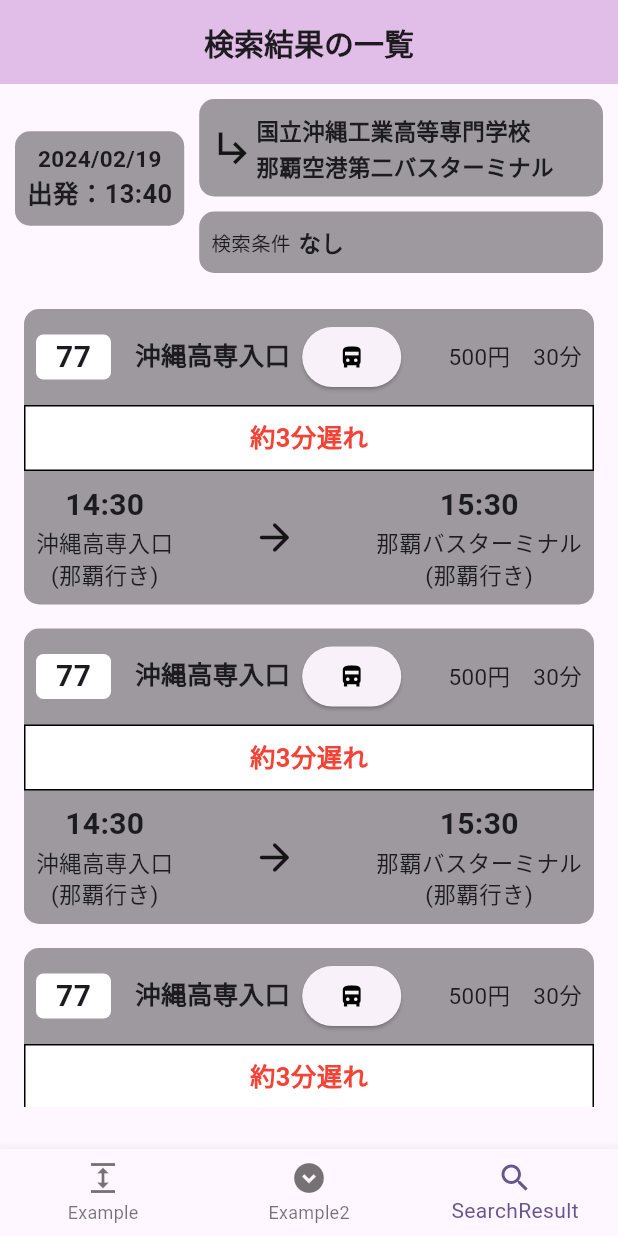
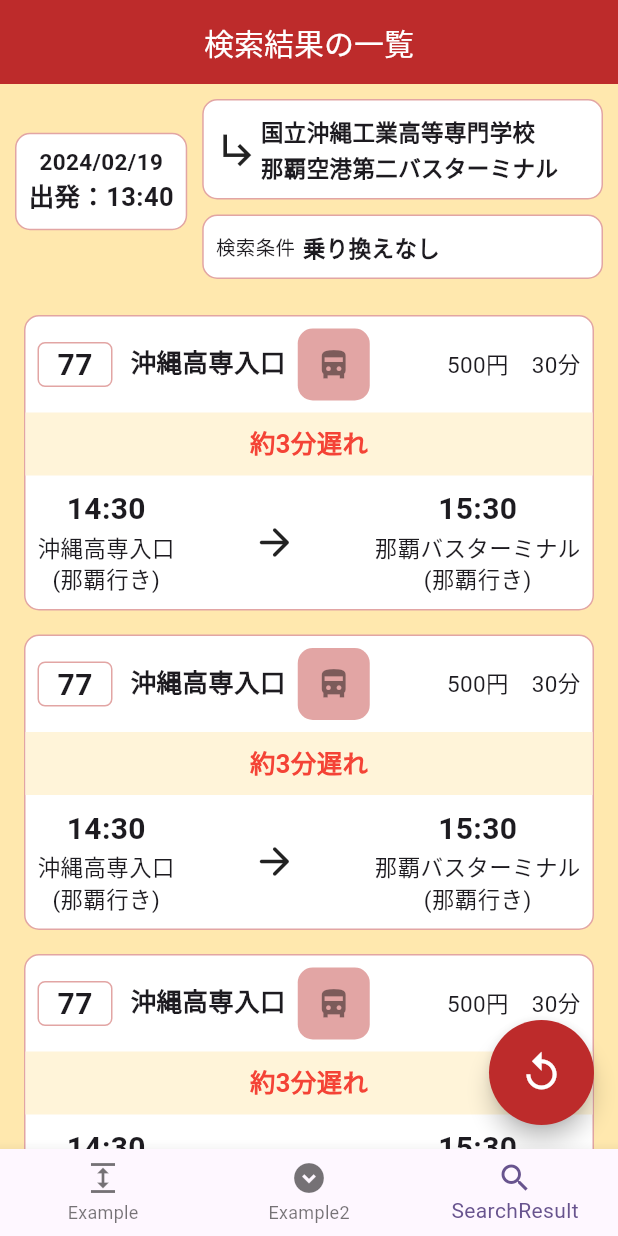
Before and after one commit to Yoshidagumi-group5/bus_app, a Flutter app: the screen it shows after launch, item 3 of the bottom bar chosen, on a phone screen of 412 x 824 dp. Run offline on Flutter 3.47's test engine with Material 3 defaults, Android fonts, the phone set to English and light mode, and no system bars; our stand-ins replace flutter_riverpod.

Commit message:
UIのブラッシュアップ

```diff
--- a/lib/pages/SearchResult.dart
+++ b/lib/pages/SearchResult.dart
@@ -1,5 +1,6 @@
 // import 'dart:html';
 // import 'dart:math';
+
 
 import 'package:flutter/material.dart';
 import 'package:flutter_riverpod/flutter_riverpod.dart';
@@ -12,12 +13,13 @@ class SearchResult extends ConsumerWidget {
   @override
   Widget build(BuildContext context, WidgetRef ref) {
     return Scaffold(
+      backgroundColor: const Color(0xFFFFE8AE),
       appBar: AppBar(
-          backgroundColor: Colors.purple[100],
+        backgroundColor: const Color(0xFFBD2B2B),
         centerTitle: true,
         title: const Text(
           "検索結果の一覧",
-            style: TextStyle(fontSize: 20, fontWeight: FontWeight.bold),
+          style: TextStyle(fontSize: 20, color: Color(0xFFFFFFFF)),
         ),
         // actions: const [
         //   Padding(
@@ -43,9 +45,9 @@ class SearchResult extends ConsumerWidget {
                     children: [
                       Container(
                         decoration: BoxDecoration(
+                            border: Border.all(color: const Color(0xFFE2A5A4)),
                             borderRadius: BorderRadius.circular(10),
-                            color: Colors.black38,
-                          ),
+                            color: Colors.white),
                         child: const Padding(
                           padding: EdgeInsets.all(8.0),
                           child: Row(
@@ -84,8 +86,9 @@ class SearchResult extends ConsumerWidget {
                         child: Container(
                           alignment: Alignment.centerRight,
                           decoration: BoxDecoration(
+                            border: Border.all(color: const Color(0xFFE2A5A4)),
                             borderRadius: BorderRadius.circular(10),
-                              color: Colors.black38,
+                            color: Colors.white,
                           ),
                           child: const Padding(
                             padding: EdgeInsets.all(8.0),
@@ -97,8 +100,8 @@ class SearchResult extends ConsumerWidget {
                                 ),
                                 Expanded(
                                   child: Padding(
-                                      padding: EdgeInsets.only(
-                                          top: 2.0, bottom: 2.0),
+                                    padding:
+                                        EdgeInsets.only(top: 2.0, bottom: 2.0),
                                     child: Column(
                                       crossAxisAlignment:
                                           CrossAxisAlignment.start,
@@ -130,8 +133,9 @@ class SearchResult extends ConsumerWidget {
                         child: Container(
                           alignment: Alignment.centerRight,
                           decoration: BoxDecoration(
+                            border: Border.all(color: const Color(0xFFE2A5A4)),
                             borderRadius: BorderRadius.circular(10),
-                              color: Colors.black38,
+                            color: Colors.white,
                           ),
                           child: const Padding(
                             padding: EdgeInsets.all(8.0),
@@ -139,8 +143,8 @@ class SearchResult extends ConsumerWidget {
                               children: [
                                 Expanded(
                                   child: Padding(
-                                      padding: EdgeInsets.only(
-                                          top: 2.0, bottom: 2.0),
+                                    padding:
+                                        EdgeInsets.only(top: 2.0, bottom: 2.0),
                                     child: Column(
                                       crossAxisAlignment:
                                           CrossAxisAlignment.start,
@@ -153,11 +157,10 @@ class SearchResult extends ConsumerWidget {
                                             ),
                                             SizedBox(width: 5),
                                             Text(
-                                                "なし",
+                                              "乗り換えなし",
                                               style: TextStyle(
                                                   fontSize: 15,
-                                                    fontWeight:
-                                                        FontWeight.bold),
+                                                  fontWeight: FontWeight.bold),
                                             )
                                           ],
                                         )
@@ -176,28 +179,42 @@ class SearchResult extends ConsumerWidget {
               ],
             ),
             Padding(
-                padding:
-                    const EdgeInsets.only(right: 8.0, left: 8.0, top: 16.0),
+              padding: const EdgeInsets.only(right: 8.0, left: 8.0, top: 16.0),
               child: LimitedBox(
-                  maxHeight: 540,
+                maxHeight: MediaQuery.of(context).size.height * 0.8,
                 child: ListView(
                   shrinkWrap: true,
                   children: [
-                      busSearchResult(77, 500, 30, 3, '14:30', '15:30',
-                          '沖縄高専入口', '那覇バスターミナル'),
-                      busSearchResult(77, 500, 30, 3, '14:30', '15:30',
-                          '沖縄高専入口', '那覇バスターミナル'),
-                      busSearchResult(77, 500, 30, 3, '14:30', '15:30',
-                          '沖縄高専入口', '那覇バスターミナル'),
-                      busSearchResult(77, 500, 30, 3, '14:30', '15:30',
-                          '沖縄高専入口', '那覇バスターミナル'),
+                    busSearchResult(77, 500, 30, 3, '14:30', '15:30', '沖縄高専入口',
+                        '那覇バスターミナル'),
+                    busSearchResult(77, 500, 30, 3, '14:30', '15:30', '沖縄高専入口',
+                        '那覇バスターミナル'),
+                    busSearchResult(77, 500, 30, 3, '14:30', '15:30', '沖縄高専入口',
+                        '那覇バスターミナル'),
+                    busSearchResult(77, 500, 30, 3, '14:30', '15:30', '沖縄高専入口',
+                        '那覇バスターミナル'),
                   ],
                 ),
               ),
             ),
           ],
         ),
-        ));
+      ),
+      floatingActionButton: SizedBox(
+        width: 70,
+        height: 70,
+        child: FloatingActionButton(
+          backgroundColor: const Color(0xFFBD2B2B),
+          shape: const CircleBorder(),
+          onPressed: () {},
+          child: const Icon(
+            Icons.replay_outlined,
+            size: 30,
+            color: Colors.white,
+          ),
+        ),
+      ),
+    );
   }
 
   Widget busSearchResult(
@@ -214,8 +231,9 @@ class SearchResult extends ConsumerWidget {
       padding: const EdgeInsets.all(8.0),
       child: Container(
         decoration: BoxDecoration(
+          border: Border.all(color: const Color(0xFFE2A5A4)),
           borderRadius: BorderRadius.circular(10),
-          color: Colors.black38,
+          color: Colors.white,
         ),
         child: Column(
           children: [
@@ -228,6 +246,7 @@ class SearchResult extends ConsumerWidget {
                       width: 50,
                       height: 30,
                       decoration: BoxDecoration(
+                        border: Border.all(color: const Color(0xFFE2A5A4)),
                         borderRadius: BorderRadius.circular(5),
                         color: Colors.white,
                       ),
@@ -238,7 +257,7 @@ class SearchResult extends ConsumerWidget {
                       )),
                 ),
                 Padding(
-                  padding: const EdgeInsets.only(left: 8.0, bottom: 4.0),
+                  padding: const EdgeInsets.only(left: 4.0, bottom: 4.0),
                   child: Text(
                     startBusStop,
                     style: const TextStyle(
@@ -261,9 +280,8 @@ class SearchResult extends ConsumerWidget {
               ],
             ),
             Container(
-              decoration: BoxDecoration(
-                border: Border.all(color: Colors.black),
-                color: Colors.white,
+              decoration: const BoxDecoration(
+                color: Color(0xFFFFF4D9),
               ),
               child: Row(
                 mainAxisAlignment: MainAxisAlignment.center,
@@ -358,16 +376,17 @@ class BusRegisterationButton extends ConsumerWidget {
 
     return Padding(
       padding: const EdgeInsets.all(8.0),
-      child: ElevatedButton(
+      child: Container(
+        decoration: BoxDecoration(
+            borderRadius: BorderRadius.circular(10), color: const Color(0xFFE2A5A4)),
+        child: IconButton(
           onPressed: () {
             ref.read(provider.notifier).state = !color;
           },
-        child: Column(
-          mainAxisAlignment: MainAxisAlignment.center,
-          children: [
-            Icon(Icons.directions_bus_filled_sharp,
-                color: color ? Colors.white : Colors.black)
-          ],
+          icon: Icon(
+            Icons.directions_bus_filled_sharp,
+            color: color ? Colors.black : Colors.black45,
+          ),
         ),
       ),
     );
```
Lines whose indentation alone changed are shown as unchanged.
